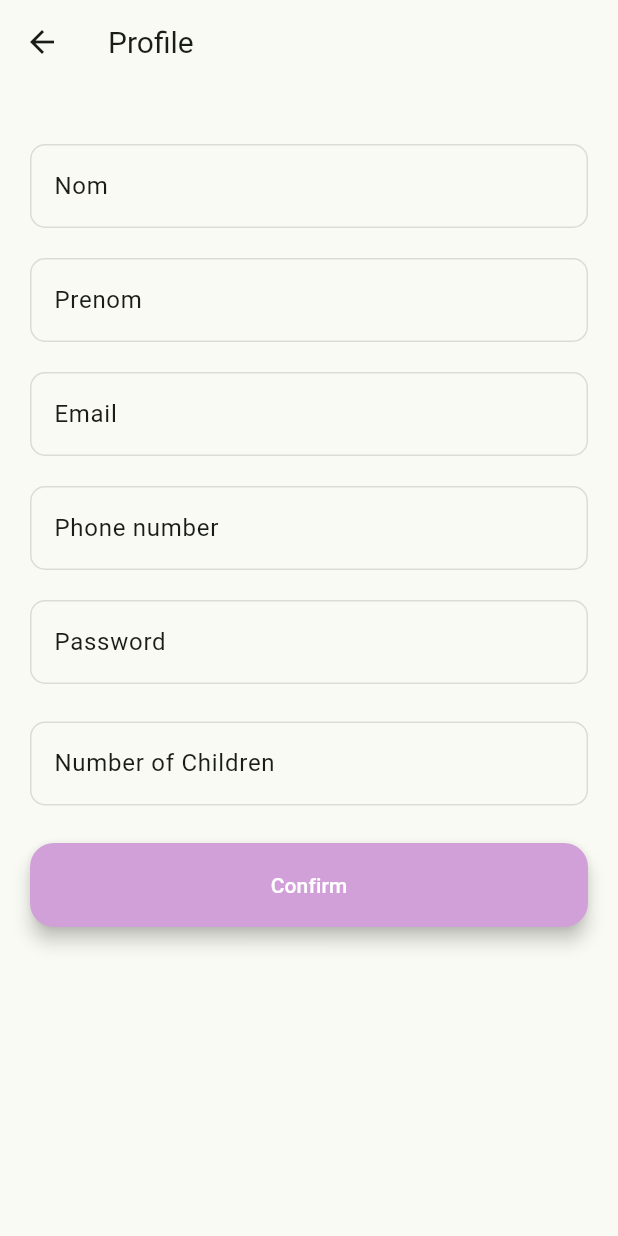
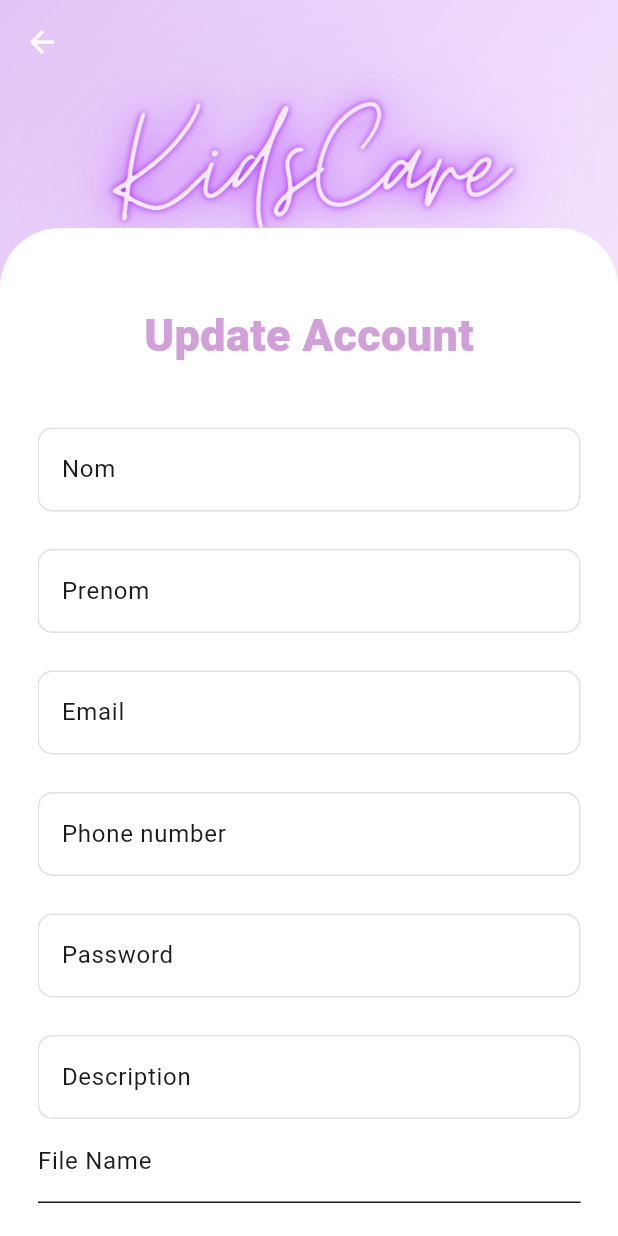
Before and after one commit to Elyes159/hyba_front2, a Flutter app: the ProfileScreen screen opened directly, after a tap on "My Account", on a phone screen of 412 x 824 dp. Run offline on Flutter 3.47's test engine with Material 3 defaults, Android fonts, the phone set to English and light mode, and no system bars; our stand-ins replace file_picker, firebase_core, firebase_messaging, get_storage, image_picker, shared_preferences and 1 more; missing offline and left inert: flutter_pdfview; accounts and stored records are empty; network calls fail.

Commit message:
Merge changes from remote main branch

```diff
--- a/lib/screens/profile/profile_screen.dart
+++ b/lib/screens/profile/profile_screen.dart
@@ -1,5 +1,6 @@
 import 'package:babysitter/screens/auth/signin_screen.dart';
 import 'package:babysitter/screens/profile/rendezVousBabySitter.dart';
+import 'package:babysitter/screens/profile/update_profiile_bb.dart';
 import 'package:babysitter/screens/profile/update_profile_screen.dart';
 import 'package:flutter/cupertino.dart';
 import 'package:flutter/material.dart';
@@ -54,7 +55,9 @@ class ProfileScreen extends StatelessWidget {
                 Navigator.push(
                   context,
                   MaterialPageRoute(
-                    builder: (e) => UptadeProfileScreen(),
+                    builder: (e) => UpdateProfiileBb(
+                      type: 'baby-sitter',
+                    ),
                   ),
                 );
               },
--- /dev/null
+++ b/lib/screens/profile/update_profiile_bb.dart
@@ -0,0 +1,539 @@
+import 'dart:convert';
+import 'dart:io';
+
+import 'package:babysitter/screens/profile/services/update_profile_service.dart';
+import 'package:file_picker/file_picker.dart';
+import 'package:flutter/material.dart';
+import 'package:babysitter/screens/auth/signin_screen.dart';
+import 'package:babysitter/widgets/custom_scaffold.dart';
+import 'package:http/http.dart' as http;
+import 'package:shared_preferences/shared_preferences.dart';
+
+class UpdateProfiileBb extends StatefulWidget {
+  final String type;
+
+  const UpdateProfiileBb({super.key, required this.type});
+  @override
+  State<UpdateProfiileBb> createState() => _UpdateProfiileBbState();
+}
+
+class _UpdateProfiileBbState extends State<UpdateProfiileBb> {
+  final _formFormKey = GlobalKey<FormState>();
+  bool agreePersonalData = true;
+  String? cvPath;
+  TextEditingController nomontroller = TextEditingController();
+  TextEditingController prenomontroller = TextEditingController();
+  TextEditingController emailontroller = TextEditingController();
+  TextEditingController phoneController = TextEditingController();
+  TextEditingController passwordController = TextEditingController();
+  TextEditingController descriptionController = TextEditingController();
+  final TextEditingController _fileNameController = TextEditingController();
+  File? _selectedFile;
+  Map<String, dynamic>? userData;
+
+  @override
+  void initState() {
+    super.initState();
+    fetchBabysitterData();
+  }
+
+  Future<void> fetchBabysitterData() async {
+    try {
+      final prefs = await SharedPreferences.getInstance();
+      String token = prefs.getString('tokenBB') ??
+          'No token'; // Change this to the actual ID
+      var response = await http.get(
+        Uri.parse('http://192.168.1.17:3000/api/babysitters/$token'),
+        headers: {
+          'Content-Type': 'application/json',
+          // Add any headers you need, like authentication headers
+        },
+      );
+
+      if (response.statusCode == 200) {
+        Map<String, dynamic> data = json.decode(response.body);
+        setState(() {
+          print("3asba 3asba $data");
+          userData = data;
+
+          nomontroller.text = data['nom'] ?? '';
+          prenomontroller.text = data['prenom'] ?? '';
+          emailontroller.text = data['email'] ?? '';
+          phoneController.text = data['phone'] ?? '';
+          passwordController.text = data['password'] ?? '';
+          descriptionController.text = data['description'] ?? '';
+        });
+      } else {
+        throw Exception('Failed to load babysitter data');
+      }
+    } catch (e) {
+      print('Failed to fetch data: $e');
+      // Handle error here
+    }
+  }
+
+  @override
+  void dispose() {
+    nomontroller.dispose();
+    prenomontroller.dispose();
+    emailontroller.dispose();
+    phoneController.dispose();
+    passwordController.dispose();
+    descriptionController.dispose();
+    _fileNameController.dispose();
+    super.dispose();
+  }
+
+  Future<void> _pickFile() async {
+    FilePickerResult? result = await FilePicker.platform.pickFiles();
+
+    if (result != null) {
+      setState(() {
+        _selectedFile = File(result.files.single.path!);
+        _fileNameController.text = result.files.single.name;
+      });
+    }
+  }
+
+  @override
+  Widget build(BuildContext context) {
+    return CustomScaffold(
+      child: Column(
+        children: [
+          const Expanded(
+            flex: 1,
+            child: SizedBox(
+              height: 10,
+            ),
+          ),
+          Expanded(
+            flex: 7,
+            child: Container(
+              padding: const EdgeInsets.fromLTRB(25.0, 50.0, 25.0, 20.0),
+              decoration: const BoxDecoration(
+                color: Colors.white,
+                borderRadius: BorderRadius.only(
+                  topLeft: Radius.circular(40.0),
+                  topRight: Radius.circular(40.0),
+                ),
+              ),
+              child: SingleChildScrollView(
+                // get started form
+                child: Form(
+                  key: _formFormKey,
+                  child: Column(
+                    crossAxisAlignment: CrossAxisAlignment.center,
+                    children: [
+                      // get started text
+                      const Text(
+                        'Update Account',
+                        style: TextStyle(
+                          fontSize: 30.0,
+                          fontWeight: FontWeight.w900,
+                          color: Color(0xFFD2A0D9),
+                        ),
+                      ),
+                      const SizedBox(
+                        height: 40.0,
+                      ),
+                      // full name
+                      TextFormField(
+                        controller: nomontroller,
+                        validator: (value) {
+                          if (value == null || value.isEmpty) {
+                            return 'Please enter name';
+                          }
+                          return null;
+                        },
+                        decoration: InputDecoration(
+                          label: const Text('Nom'),
+                          hintText: 'Enter Nom',
+                          hintStyle: const TextStyle(
+                            color: Colors.black26,
+                          ),
+                          border: OutlineInputBorder(
+                            borderSide: const BorderSide(
+                              color: Colors.black12, // Default border color
+                            ),
+                            borderRadius: BorderRadius.circular(10),
+                          ),
+                          enabledBorder: OutlineInputBorder(
+                            borderSide: const BorderSide(
+                              color: Colors.black12, // Default border color
+                            ),
+                            borderRadius: BorderRadius.circular(10),
+                          ),
+                        ),
+                      ),
+                      const SizedBox(
+                        height: 25.0,
+                      ),
+                      // full name
+                      TextFormField(
+                        controller: prenomontroller,
+                        validator: (value) {
+                          if (value == null || value.isEmpty) {
+                            return 'Please enter prenom';
+                          }
+                          return null;
+                        },
+                        decoration: InputDecoration(
+                          label: const Text('Prenom'),
+                          hintText: 'Enter Prenom',
+                          hintStyle: const TextStyle(
+                            color: Colors.black26,
+                          ),
+                          border: OutlineInputBorder(
+                            borderSide: const BorderSide(
+                              color: Colors.black12, // Default border color
+                            ),
+                            borderRadius: BorderRadius.circular(10),
+                          ),
+                          enabledBorder: OutlineInputBorder(
+                            borderSide: const BorderSide(
+                              color: Colors.black12, // Default border color
+                            ),
+                            borderRadius: BorderRadius.circular(10),
+                          ),
+                        ),
+                      ),
+                      const SizedBox(
+                        height: 25.0,
+                      ),
+                      // email
+                      TextFormField(
+                        controller: emailontroller,
+                        validator: (value) {
+                          if (value == null || value.isEmpty) {
+                            return 'Please enter Email';
+                          }
+                          return null;
+                        },
+                        decoration: InputDecoration(
+                          label: const Text('Email'),
+                          hintText: 'Enter Email',
+                          hintStyle: const TextStyle(
+                            color: Colors.black26,
+                          ),
+                          border: OutlineInputBorder(
+                            borderSide: const BorderSide(
+                              color: Colors.black12, // Default border color
+                            ),
+                            borderRadius: BorderRadius.circular(10),
+                          ),
+                          enabledBorder: OutlineInputBorder(
+                            borderSide: const BorderSide(
+                              color: Colors.black12, // Default border color
+                            ),
+                            borderRadius: BorderRadius.circular(10),
+                          ),
+                        ),
+                      ),
+                      const SizedBox(
+                        height: 25.0,
+                      ),
+                      //phone number
+                      TextFormField(
+                        controller: phoneController,
+                        validator: (value) {
+                          if (value == null || value.isEmpty) {
+                            return 'Please enter Phone number';
+                          }
+                          return null;
+                        },
+                        decoration: InputDecoration(
+                          label: const Text('Phone number'),
+                          hintText: 'Enter your phone number',
+                          hintStyle: const TextStyle(
+                            color: Colors.black26,
+                          ),
+                          border: OutlineInputBorder(
+                            borderSide: const BorderSide(
+                              color: Colors.black12, // Default border color
+                            ),
+                            borderRadius: BorderRadius.circular(10),
+                          ),
+                          enabledBorder: OutlineInputBorder(
+                            borderSide: const BorderSide(
+                              color: Colors.black12, // Default border color
+                            ),
+                            borderRadius: BorderRadius.circular(10),
+                          ),
+                        ),
+                      ),
+                      const SizedBox(
+                        height: 25.0,
+                      ),
+                      // password
+                      TextFormField(
+                        controller: passwordController,
+                        obscureText: true,
+                        obscuringCharacter: '*',
+                        validator: (value) {
+                          // Allow empty password if user doesn't want to change it
+                          return null;
+                        },
+                        decoration: InputDecoration(
+                          label: const Text('Password'),
+                          hintText:
+                              'Enter Password (leave empty to keep current)',
+                          hintStyle: const TextStyle(
+                            color: Colors.black26,
+                          ),
+                          border: OutlineInputBorder(
+                            borderSide: const BorderSide(
+                              color: Colors.black12, // Default border color
+                            ),
+                            borderRadius: BorderRadius.circular(10),
+                          ),
+                          enabledBorder: OutlineInputBorder(
+                            borderSide: const BorderSide(
+                              color: Colors.black12, // Default border color
+                            ),
+                            borderRadius: BorderRadius.circular(10),
+                          ),
+                        ),
+                      ),
+                      const SizedBox(
+                        height: 25.0,
+                      ),
+
+                      TextFormField(
+                        controller: descriptionController,
+                        obscuringCharacter: '*',
+                        validator: (value) {
+                          if (value == null || value.isEmpty) {
+                            return 'Please enter description';
+                          }
+                          return null;
+                        },
+                        decoration: InputDecoration(
+                          label: const Text('Description'),
+                          hintText: 'Enter description',
+                          hintStyle: const TextStyle(
+                            color: Colors.black26,
+                          ),
+                          border: OutlineInputBorder(
+                            borderSide: const BorderSide(
+                              color: Colors.black12, // Default border color
+                            ),
+                            borderRadius: BorderRadius.circular(10),
+                          ),
+                          enabledBorder: OutlineInputBorder(
+                            borderSide: const BorderSide(
+                              color: Colors.black12, // Default border color
+                            ),
+                            borderRadius: BorderRadius.circular(10),
+                          ),
+                        ),
+                      ),
+                      TextFormField(
+                        controller: _fileNameController,
+                        decoration: InputDecoration(labelText: 'File Name'),
+                        validator: (value) {
+                          if (value == null || value.isEmpty) {
+                            return 'Please enter a file name';
+                          }
+                          return null;
+                        },
+                      ),
+                      SizedBox(height: 20),
+                      ElevatedButton(
+                        onPressed: _pickFile,
+                        child: Text('Select File'),
+                      ),
+                      const SizedBox(
+                        height: 25.0,
+                      ),
+
+                      Row(
+                        children: [
+                          Checkbox(
+                            value: agreePersonalData,
+                            onChanged: (bool? value) {
+                              setState(() {
+                                agreePersonalData = value!;
+                              });
+                            },
+                            activeColor: const Color(0xFFD2A0D9),
+                          ),
+                          const Text(
+                            'I agree to the processing of ',
+                            style: TextStyle(
+                              color: Colors.black45,
+                            ),
+                          ),
+                          const Text(
+                            'Personal data',
+                            style: TextStyle(
+                              fontWeight: FontWeight.bold,
+                              color: Color(0xFFD2A0D9),
+                            ),
+                          ),
+                        ],
+                      ),
+                      const SizedBox(
+                        height: 25.0,
+                      ),
+                      // Form button
+                      SizedBox(
+                        width: double.infinity,
+                        child: ElevatedButton(
+                          onPressed: () async {
+                            if (_formFormKey.currentState!.validate() &&
+                                agreePersonalData) {
+                              ScaffoldMessenger.of(context).showSnackBar(
+                                const SnackBar(
+                                  content: Text('Processing Data'),
+                                ),
+                              );
+
+                              print('Nom: ${nomontroller.text}');
+                              print('Prenom: ${prenomontroller.text}');
+                              print('Email: ${emailontroller.text}');
+                              print('Phone: ${phoneController.text}');
+                              print('Password: ${passwordController.text}');
+                              print(
+                                  'Description: ${descriptionController.text}');
+
+                              var result = await UptadeProfile().updateAccountt(
+                                nomontroller.text,
+                                prenomontroller.text,
+                                emailontroller.text,
+                                passwordController.text,
+                                phoneController.text,
+                                descriptionController.text,
+                                _selectedFile,
+                              );
+
+                              if (result == 'success') {
+                                ScaffoldMessenger.of(context).showSnackBar(
+                                  const SnackBar(
+                                    content: Text('Success'),
+                                  ),
+                                );
+                                Navigator.push(
+                                  context,
+                                  MaterialPageRoute(
+                                    builder: (e) =>
+                                        SignInScreen(type: widget.type),
+                                  ),
+                                );
+                              } else {
+                                ScaffoldMessenger.of(context).showSnackBar(
+                                  SnackBar(
+                                    content: Text('Error: $result'),
+                                  ),
+                                );
+                              }
+                            } else if (!agreePersonalData) {
+                              ScaffoldMessenger.of(context).showSnackBar(
+                                const SnackBar(
+                                    content: Text(
+                                        'Please agree to the processing of personal data')),
+                              );
+                            }
+                          },
+                          child: const Text('Update Account'),
+                        ),
+                      ),
+                      const SizedBox(
+                        height: 30.0,
+                      ),
+
+                      Row(
+                        mainAxisAlignment: MainAxisAlignment.center,
+                        children: [
+                          Expanded(
+                            child: Divider(
+                              thickness: 0.7,
+                              color: Colors.grey.withOpacity(0.5),
+                            ),
+                          ),
+                          const Padding(
+                            padding: EdgeInsets.symmetric(
+                              vertical: 0,
+                              horizontal: 10,
+                            ),
+                            child: Text(
+                              'Sign up with',
+                              style: TextStyle(
+                                color: Colors.black45,
+                              ),
+                            ),
+                          ),
+                          Expanded(
+                            child: Divider(
+                              thickness: 0.7,
+                              color: Colors.grey.withOpacity(0.5),
+                            ),
+                          ),
+                        ],
+                      ),
+                      const SizedBox(
+                        height: 30.0,
+                      ),
+                      // sign up social media logo
+                      Row(
+                        mainAxisAlignment: MainAxisAlignment.spaceEvenly,
+                        children: [
+                          Image.asset(
+                            'assets/logos/facebook.png',
+                            width: 24,
+                            height: 24,
+                          ),
+                          Image.asset(
+                            'assets/logos/google.png',
+                            width: 24,
+                            height: 24,
+                          ),
+                        ],
+                      ),
+                      const SizedBox(
+                        height: 25.0,
+                      ),
+                      // already have an account
+                      Row(
+                        mainAxisAlignment: MainAxisAlignment.center,
+                        children: [
+                          const Text(
+                            'Already have an account? ',
+                            style: TextStyle(
+                              color: Colors.black45,
+                            ),
+                          ),
+                          GestureDetector(
+                            onTap: () {
+                              Navigator.push(
+                                context,
+                                MaterialPageRoute(
+                                  builder: (e) => SignInScreen(
+                                    type: widget.type,
+                                  ),
+                                ),
+                              );
+                            },
+                            child: const Text(
+                              'Sign in',
+                              style: TextStyle(
+                                fontWeight: FontWeight.bold,
+                                color: Color(0xFFD2A0D9),
+                              ),
+                            ),
+                          ),
+                        ],
+                      ),
+                      const SizedBox(
+                        height: 20.0,
+                      ),
+                    ],
+                  ),
+                ),
+              ),
+            ),
+          ),
+        ],
+      ),
+    );
+  }
+}
```
Also changed, not shown: lib/screens/profile/services/update_profile_service.dart (+70 -0 lines).
